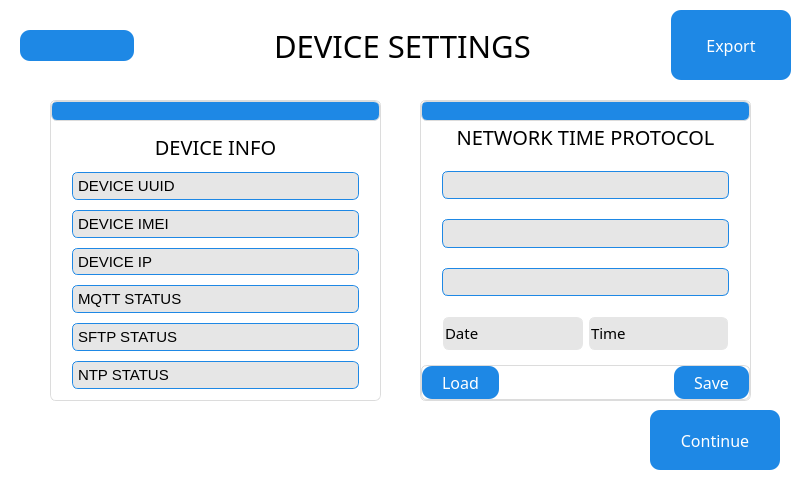
The window that QT_APP/devicesettings.ui (eSpark-Backup/nabilfesal-msm-fw) describes before a commit, drawn with Qt 5.
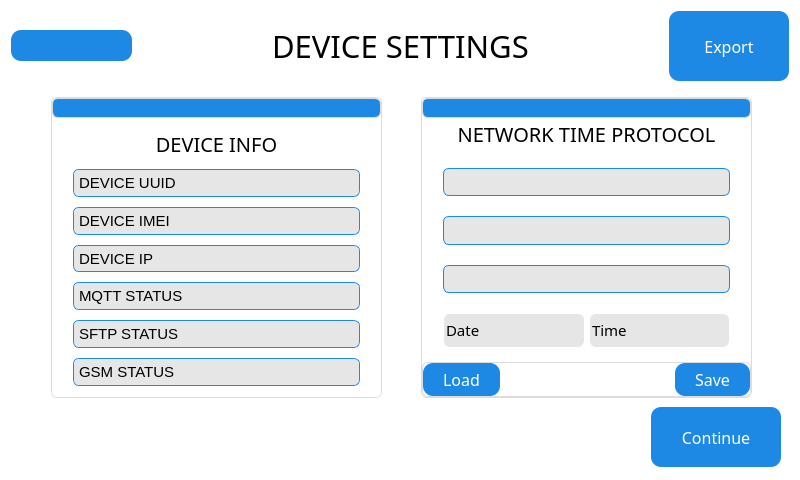
The same window after the commit. The open tabs and pages were chosen to show the change. Icons and pictures are not drawn.

```diff
--- a/QT_APP/devicesettings.ui
+++ b/QT_APP/devicesettings.ui
@@ -31,15 +31,162 @@
   <property name="styleSheet">
    <string notr="true">background-color: rgb(255, 255, 255);</string>
   </property>
+  <layout class="QVBoxLayout" name="verticalLayout_9">
+   <item>
+    <widget class="QFrame" name="horizontalFrame">
+     <property name="focusPolicy">
+      <enum>Qt::StrongFocus</enum>
+     </property>
+     <layout class="QHBoxLayout" name="horizontalLayout">
+      <property name="spacing">
+       <number>140</number>
+      </property>
+      <property name="leftMargin">
+       <number>0</number>
+      </property>
+      <property name="topMargin">
+       <number>0</number>
+      </property>
+      <property name="rightMargin">
+       <number>0</number>
+      </property>
+      <property name="bottomMargin">
+       <number>0</number>
+      </property>
+      <item>
+       <widget class="QPushButton" name="channels_btn">
+        <property name="focusPolicy">
+         <enum>Qt::TabFocus</enum>
+        </property>
+        <property name="styleSheet">
+         <string notr="true">QPushButton {
+    background-color: #1E88E5;   /* Blue */
+    color: white;               /* White text */
+    border: none;               /* No border line */
+    border-radius: 10px;        /* Rounded corners */
+    padding: 6px 20px;          /* Spacing inside */
+    font-size: 16px;            /* Font size */
+}
+
+QPushButton:hover {
+    background-color: #1565C0;  /* Darker blue on hover */
+}
+
+QPushButton:pressed {
+    background-color: #0D47A1;  /* Darkest blue when pressed */
+}
+
+QPushButton:focus {
+    outline: none;                 /* Remove dotted border */
+    background-color: #074475;     /* Brighter blue highlight */
+    border: 2px solid black;       /* White glow/border */
+}</string>
+        </property>
+        <property name="text">
+         <string/>
+        </property>
+        <property name="icon">
+         <iconset resource="icons.qrc">
+          <normaloff>:/icons/home.png</normaloff>:/icons/home.png</iconset>
+        </property>
+        <property name="iconSize">
+         <size>
+          <width>75</width>
+          <height>60</height>
+         </size>
+        </property>
+        <property name="flat">
+         <bool>true</bool>
+        </property>
+       </widget>
+      </item>
+      <item>
+       <widget class="QLabel" name="label">
+        <property name="sizePolicy">
+         <sizepolicy hsizetype="Fixed" vsizetype="Preferred">
+          <horstretch>0</horstretch>
+          <verstretch>0</verstretch>
+         </sizepolicy>
+        </property>
+        <property name="minimumSize">
+         <size>
+          <width>0</width>
+          <height>0</height>
+         </size>
+        </property>
+        <property name="font">
+         <font>
+          <family>Gilroy</family>
+          <pointsize>23</pointsize>
+         </font>
+        </property>
+        <property name="focusPolicy">
+         <enum>Qt::NoFocus</enum>
+        </property>
+        <property name="text">
+         <string>DEVICE SETTINGS</string>
+        </property>
+        <property name="alignment">
+         <set>Qt::AlignLeading|Qt::AlignLeft|Qt::AlignVCenter</set>
+        </property>
+       </widget>
+      </item>
+      <item>
+       <widget class="QPushButton" name="export_btn">
+        <property name="sizePolicy">
+         <sizepolicy hsizetype="Fixed" vsizetype="Fixed">
+          <horstretch>0</horstretch>
+          <verstretch>0</verstretch>
+         </sizepolicy>
+        </property>
+        <property name="minimumSize">
+         <size>
+          <width>120</width>
+          <height>70</height>
+         </size>
+        </property>
+        <property name="font">
+         <font>
+          <family>Gilroy</family>
+          <pointsize>-1</pointsize>
+         </font>
+        </property>
+        <property name="focusPolicy">
+         <enum>Qt::TabFocus</enum>
+        </property>
+        <property name="styleSheet">
+         <string notr="true">QPushButton {
+    background-color: #1E88E5;   /* Blue */
+    color: white;               /* White text */
+    border: none;               /* No border line */
+    border-radius: 10px;        /* Rounded corners */
+    padding: 6px 20px;          /* Spacing inside */
+    font-size: 16px;            /* Font size */
+}
+
+QPushButton:hover {
+    background-color: #1565C0;  /* Darker blue on hover */
+}
+
+QPushButton:pressed {
+    background-color: #0D47A1;  /* Darkest blue when pressed */
+}
+QPushButton:focus {
+    outline: none;                 /* Remove dotted border */
+    background-color: #074475;     /* Brighter blue highlight */
+    border: 2px solid black;       /* White glow/border */
+}</string>
+        </property>
+        <property name="text">
+         <string>Export</string>
+        </property>
+       </widget>
+      </item>
+     </layout>
+    </widget>
+   </item>
+   <item>
   <widget class="QStackedWidget" name="stackedWidget">
-   <property name="geometry">
-    <rect>
-     <x>10</x>
-     <y>90</y>
-     <width>781</width>
-     <height>381</height>
-    </rect>
-   </property>
    <property name="focusPolicy">
     <enum>Qt::ClickFocus</enum>
    </property>
@@ -429,7 +576,7 @@
                <string notr="true">border-color: rgb(230, 230, 230);</string>
               </property>
               <property name="text">
-               <string>NTP STATUS</string>
+                 <string>GSM STATUS</string>
               </property>
              </widget>
             </item>
@@ -1764,165 +1911,8 @@
     </widget>
    </widget>
   </widget>
-  <widget class="QFrame" name="horizontalFrame">
-   <property name="geometry">
-    <rect>
-     <x>20</x>
-     <y>10</y>
-     <width>771</width>
-     <height>71</height>
-    </rect>
-   </property>
-   <property name="focusPolicy">
-    <enum>Qt::StrongFocus</enum>
-   </property>
-   <layout class="QHBoxLayout" name="horizontalLayout">
-    <property name="spacing">
-     <number>140</number>
-    </property>
-    <property name="leftMargin">
-     <number>0</number>
-    </property>
-    <property name="topMargin">
-     <number>0</number>
-    </property>
-    <property name="rightMargin">
-     <number>0</number>
-    </property>
-    <property name="bottomMargin">
-     <number>0</number>
-    </property>
-    <item>
-     <widget class="QPushButton" name="channels_btn">
-      <property name="focusPolicy">
-       <enum>Qt::TabFocus</enum>
-      </property>
-      <property name="styleSheet">
-       <string notr="true">QPushButton {
-    background-color: #1E88E5;   /* Blue */
-    color: white;               /* White text */
-    border: none;               /* No border line */
-    border-radius: 10px;        /* Rounded corners */
-    padding: 6px 20px;          /* Spacing inside */
-    font-size: 16px;            /* Font size */
-}
-
-QPushButton:hover {
-    background-color: #1565C0;  /* Darker blue on hover */
-}
-
-QPushButton:pressed {
-    background-color: #0D47A1;  /* Darkest blue when pressed */
-}
-
-QPushButton:focus {
-    outline: none;                 /* Remove dotted border */
-    background-color: #074475;     /* Brighter blue highlight */
-    border: 2px solid black;       /* White glow/border */
-}</string>
-      </property>
-      <property name="text">
-       <string/>
-      </property>
-      <property name="icon">
-       <iconset resource="icons.qrc">
-        <normaloff>:/icons/home.png</normaloff>:/icons/home.png</iconset>
-      </property>
-      <property name="iconSize">
-       <size>
-        <width>75</width>
-        <height>60</height>
-       </size>
-      </property>
-      <property name="flat">
-       <bool>true</bool>
-      </property>
-     </widget>
-    </item>
-    <item>
-     <widget class="QLabel" name="label">
-      <property name="sizePolicy">
-       <sizepolicy hsizetype="Fixed" vsizetype="Preferred">
-        <horstretch>0</horstretch>
-        <verstretch>0</verstretch>
-       </sizepolicy>
-      </property>
-      <property name="minimumSize">
-       <size>
-        <width>0</width>
-        <height>0</height>
-       </size>
-      </property>
-      <property name="font">
-       <font>
-        <family>Gilroy</family>
-        <pointsize>23</pointsize>
-       </font>
-      </property>
-      <property name="focusPolicy">
-       <enum>Qt::NoFocus</enum>
-      </property>
-      <property name="text">
-       <string>DEVICE SETTINGS</string>
-      </property>
-      <property name="alignment">
-       <set>Qt::AlignLeading|Qt::AlignLeft|Qt::AlignVCenter</set>
-      </property>
-     </widget>
-    </item>
-    <item>
-     <widget class="QPushButton" name="export_btn">
-      <property name="sizePolicy">
-       <sizepolicy hsizetype="Fixed" vsizetype="Fixed">
-        <horstretch>0</horstretch>
-        <verstretch>0</verstretch>
-       </sizepolicy>
-      </property>
-      <property name="minimumSize">
-       <size>
-        <width>120</width>
-        <height>70</height>
-       </size>
-      </property>
-      <property name="font">
-       <font>
-        <family>Gilroy</family>
-        <pointsize>-1</pointsize>
-       </font>
-      </property>
-      <property name="focusPolicy">
-       <enum>Qt::TabFocus</enum>
-      </property>
-      <property name="styleSheet">
-       <string notr="true">QPushButton {
-    background-color: #1E88E5;   /* Blue */
-    color: white;               /* White text */
-    border: none;               /* No border line */
-    border-radius: 10px;        /* Rounded corners */
-    padding: 6px 20px;          /* Spacing inside */
-    font-size: 16px;            /* Font size */
-}
-
-QPushButton:hover {
-    background-color: #1565C0;  /* Darker blue on hover */
-}
-
-QPushButton:pressed {
-    background-color: #0D47A1;  /* Darkest blue when pressed */
-}
-QPushButton:focus {
-    outline: none;                 /* Remove dotted border */
-    background-color: #074475;     /* Brighter blue highlight */
-    border: 2px solid black;       /* White glow/border */
-}</string>
-      </property>
-      <property name="text">
-       <string>Export</string>
-      </property>
-     </widget>
-    </item>
-   </layout>
-  </widget>
+   </item>
+  </layout>
  </widget>
  <resources>
   <include location="icons.qrc"/>
```
Left out of the diff: 2 changed lines with no effect on the pictures. Lines whose indentation alone changed are shown as unchanged.
